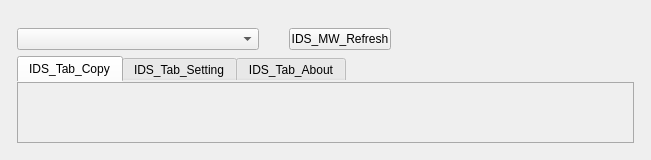
Before: the Qt Designer form mainwidget.ui in lzk/richovop, drawn with Qt 5.
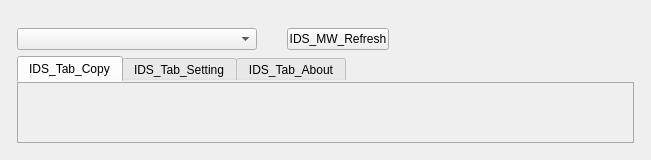
After: the same form once the commit is applied. Icons and pictures are not drawn.

Diff of the .ui file:
```diff
--- a/mainwidget.ui
+++ b/mainwidget.ui
@@ -22,11 +22,11 @@
 min-width:100;
 max-width:100;
 }
-QComboBox
+/*QComboBox
 {
 min-width:240px;
 max-width:240px;
-}
+}*/
 
 #tab_3
 ,#tab_4
@@ -99,6 +99,18 @@
             </property>
             <item>
              <widget class="QComboBox" name="comboBox_deviceList">
+              <property name="minimumSize">
+               <size>
+                <width>240</width>
+                <height>0</height>
+               </size>
+              </property>
+              <property name="maximumSize">
+               <size>
+                <width>240</width>
+                <height>16777215</height>
+               </size>
+              </property>
               <property name="focusPolicy">
                <enum>Qt::NoFocus</enum>
               </property>
```
